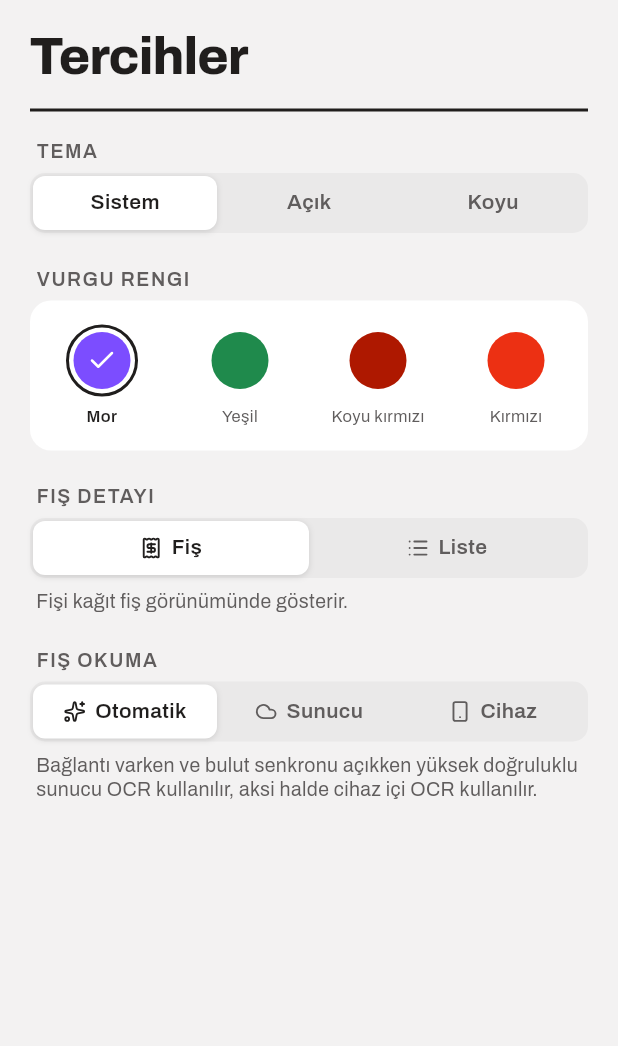
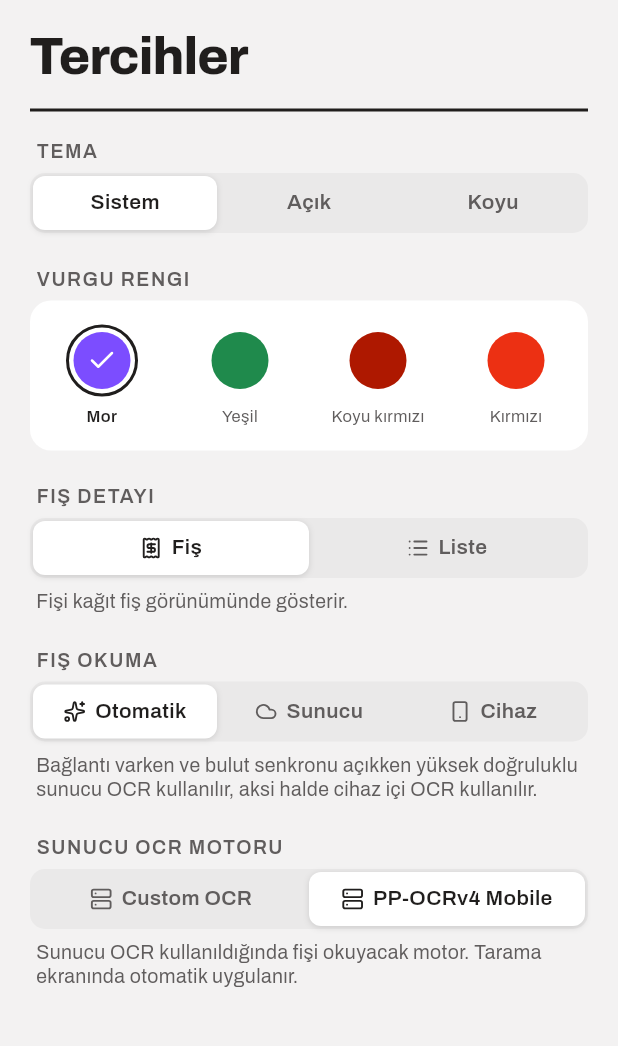
Before and after one commit to Mustafayildiiz/Fissio, a Flutter app: the PreferencesPage screen opened directly, on a phone screen of 412 x 824 dp, the part 49-1095 px from its top. Run offline on Flutter 3.47's test engine with Material 3 defaults, Android fonts, the phone set to English and light mode, and no system bars; our stand-ins replace connectivity_plus, device_info_plus, file_picker, flutter_secure_storage, image_picker, lucide_icons_flutter and 2 more; missing offline and left inert: google_mlkit_text_recognition; accounts and stored records are empty.

Commit message:
feat: add mobile OCR engine, preferences, scan pages, and theme controller

```diff
--- a/fissio_mobile/lib/ocr/ocr_engine.dart
+++ b/fissio_mobile/lib/ocr/ocr_engine.dart
@@ -108,7 +108,10 @@ class CustomOcrEngine implements OcrEngine {
   }
 }
 
-typedef OcrEngineBuilder = OcrEngine Function(ApiClient api);
+/// Sunucu OCR motorunun kullanıcıya gösterilen adı.
+String ocrEngineLabel(String e) => e == 'paddleocr' ? 'PP-OCRv4 Mobile' : 'Custom OCR';
+
+typedef OcrEngineBuilder =OcrEngine Function(ApiClient api);
 
 /// Extensible Factory & Provider Registry for runtime OCR engine selection.
 class OcrEngineFactory {
--- a/fissio_mobile/lib/pages/preferences_page.dart
+++ b/fissio_mobile/lib/pages/preferences_page.dart
@@ -1,6 +1,8 @@
 import 'package:flutter/material.dart';
 import 'package:lucide_icons_flutter/lucide_icons.dart';
 
+import '../app_state.dart';
+import '../ocr/ocr_engine.dart';
 import '../theme.dart';
 import '../theme_controller.dart';
 import '../widgets.dart';
@@ -108,6 +110,25 @@ class PreferencesPage extends StatelessWidget {
                         style: FissioText.body(c, size: 13, color: c.mute),
                       ),
                     ),
+                    const SizedBox(height: 24),
+                    const SectionLabel('Sunucu OCR motoru'),
+                    const SizedBox(height: 8),
+                    SegmentedControl<String>(
+                      key: const ValueKey('ocr-engine'),
+                      value: themeController.ocrEngine,
+                      onChanged: themeController.setOcrEngine,
+                      items: [
+                        for (final e in appState.ocrFactory.availableEngines)
+                          SegmentItem(e, ocrEngineLabel(e), icon: LucideIcons.server),
+                      ],
+                    ),
+                    Padding(
+                      padding: const EdgeInsets.fromLTRB(4, 8, 4, 0),
+                      child: Text(
+                        'Sunucu OCR kullanıldığında fişi okuyacak motor. Tarama ekranında otomatik uygulanır.',
+                        style: FissioText.body(c, size: 13, color: c.mute),
+                      ),
+                    ),
                   ],
                 ),
               ),
--- a/fissio_mobile/lib/pages/shell_page.dart
+++ b/fissio_mobile/lib/pages/shell_page.dart
@@ -3,8 +3,8 @@ import 'package:flutter/material.dart';
 import '../app_state.dart';
 import '../widgets.dart';
 import 'home_page.dart';
-import 'receipt_form_page.dart';
 import 'receipts_page.dart';
+import 'scan_page.dart';
 
 /// Kök sayfa: Özet ve Fişler sekmeleri, ortada yeni fiş "+" eylemi.
 /// (Kaydetme akışı `popUntil(isFirst)` ile buraya döner; bu sayfa ilk route kalmalıdır.)
@@ -38,7 +38,7 @@ class _ShellPageState extends State<ShellPage> {
 
   void _addReceipt() {
     Navigator.of(context).push(
-      MaterialPageRoute(builder: (_) => const ReceiptFormPage()),
+      MaterialPageRoute(builder: (_) => const ScanPage()),
     );
   }
 
```
Also changed, not shown: fissio_mobile/lib/pages/scan_page.dart (+4 -26 lines), fissio_mobile/lib/theme_controller.dart (+11 -0 lines), 3 other files.
